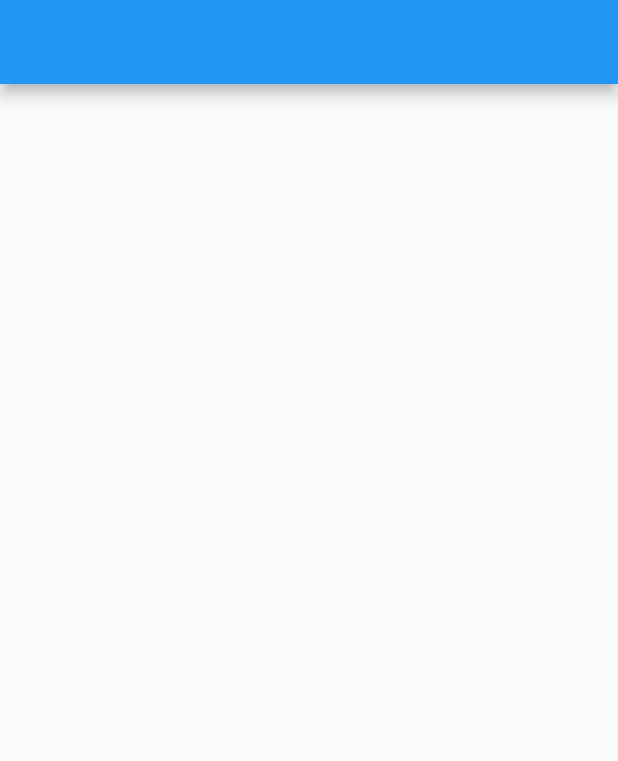
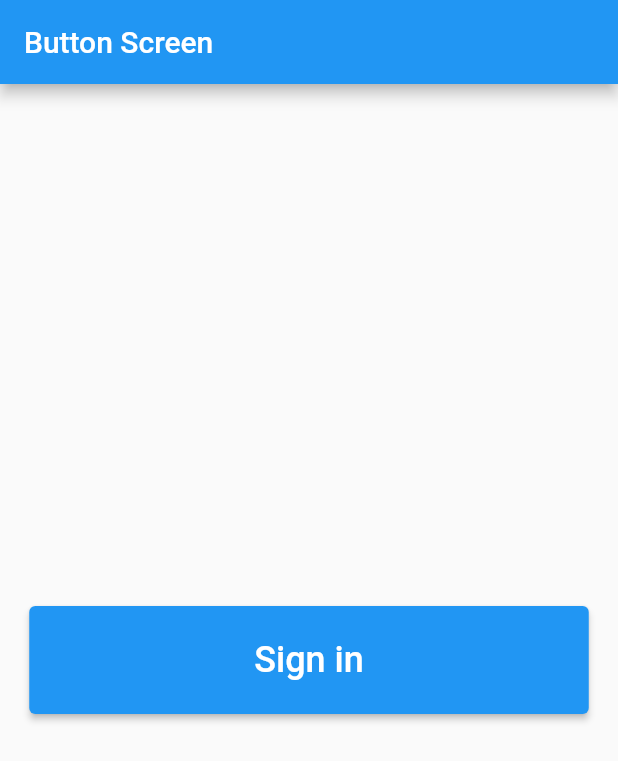
Before and after one commit to nuzmulhossainnahid/Flutter_Class_Batch_8, a Flutter app: the screen it shows after launch, on a phone screen of 412 x 824 dp. Shown: the top 761 px of the screen. Run offline on Flutter 3.47's test engine with Material 2 defaults, Android fonts, the phone set to English and light mode, and no system bars.

Commit message:
Sin IN Button

```diff
--- a/lib/button_screen.dart
+++ b/lib/button_screen.dart
@@ -6,7 +6,25 @@ class ButtonScreen extends StatelessWidget {
   @override
   Widget build(BuildContext context) {
     return Scaffold(
-      appBar: AppBar(),
+      appBar: AppBar(
+        title: Text("Button Screen"),
+      ),
+      body: Center(
+        child: Column(
+          mainAxisAlignment: MainAxisAlignment.spaceAround,
+          children: [
+            ElevatedButton(
+              onPressed: () {},
+              child: Text(
+                "Sign in",
+                style: TextStyle(fontSize: 24),
+              ),
+              style: ElevatedButton.styleFrom(
+                  padding: EdgeInsets.symmetric(horizontal: 150, vertical: 22)),
+            ),
+          ],
+        ),
+      ),
     );
   }
 }
```
